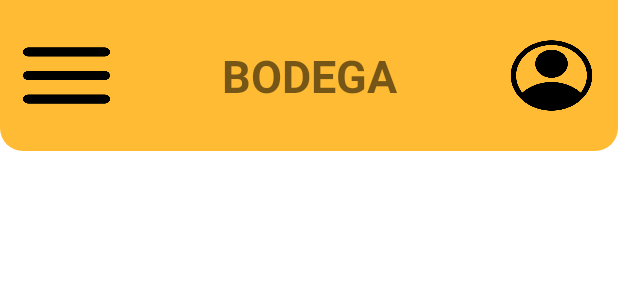
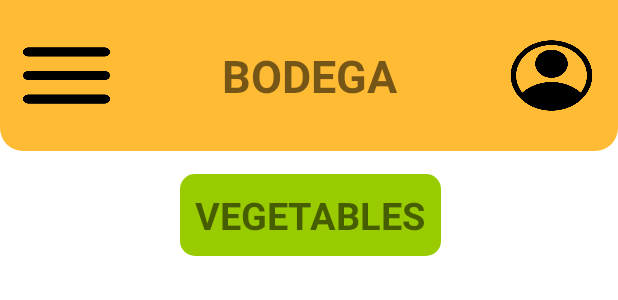
Before and after one commit to Arvauss/OPSC7311-POE, an Android app: the layout item_list_page.xml on its own in the app's theme, with its tools: preview values and no code run, on a phone screen of 412 x 824 dp. Shown: the top 300 px of the screen. Run offline under Robolectric (Android 15) with nearby library versions, the phone set to English and light mode, and no system bars.

Commit message:
Created heading box and implemented it into item_list_page

```diff
--- /dev/null
+++ b/app/src/main/res/drawable/headingbox.xml
@@ -0,0 +1,9 @@
+<?xml version="1.0" encoding="utf-8"?>
+<selector xmlns:android="http://schemas.android.com/apk/res/android">
+    <item>
+        <shape android:shape="rectangle">
+            <solid android:color="@android:color/holo_green_light"/>
+            <corners android:radius="10dp"/>
+        </shape>
+    </item>
+</selector>
--- a/app/src/main/res/layout/item_list_page.xml
+++ b/app/src/main/res/layout/item_list_page.xml
@@ -51,7 +51,22 @@
 
         </LinearLayout>
 
-
+        /*Item List Header*/
+        <LinearLayout
+            android:layout_width="wrap_content"
+            android:layout_height="wrap_content"
+            android:background="@drawable/headingbox"
+            android:orientation="horizontal"
+            android:layout_marginTop="15dp"
+            android:layout_marginLeft="120dp">
+            <TextView
+                android:layout_width="wrap_content"
+                android:layout_height="wrap_content"
+                android:text="VEGETABLES"
+                android:textStyle="bold"
+                android:textSize="25dp"
+                android:padding="10dp"/>
+        </LinearLayout>
 
         <ListView
             android:layout_width="wrap_content"
```
